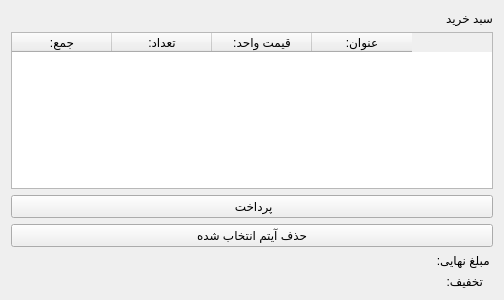
Qt form bookClub/src/ui/cartpage.ui (sarinab-eng/bookCLUB) before a commit.
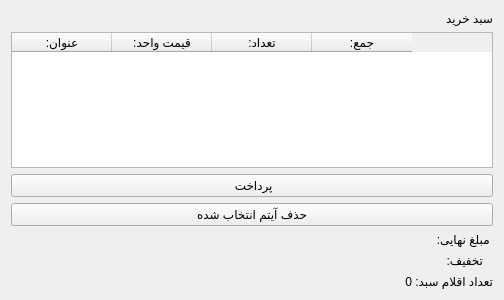
The same form after that commit.

```diff
--- a/bookClub/src/ui/cartpage.ui
+++ b/bookClub/src/ui/cartpage.ui
@@ -28,6 +28,13 @@
      </property>
     </widget>
    </item>
+   <item row="6" column="0">
+    <widget class="QLabel" name="itemCountLabel">
+     <property name="text">
+      <string>تعداد اقلام سبد: 0</string>
+     </property>
+    </widget>
+   </item>
    <item row="1" column="0">
     <widget class="QTableWidget" name="cartTable">
      <property name="editTriggers">
@@ -36,26 +43,26 @@
      <property name="selectionBehavior">
       <enum>QAbstractItemView::SelectRows</enum>
      </property>
-     <column>
-      <property name="text">
-       <string>:جمع</string>
-      </property>
-     </column>
-     <column>
-      <property name="text">
-       <string>:تعداد</string>
-      </property>
-     </column>
-     <column>
-      <property name="text">
-       <string>:قیمت واحد</string>
-      </property>
-     </column>
      <column>
       <property name="text">
        <string>:عنوان</string>
       </property>
      </column>
+     <column>
+      <property name="text">
+       <string>:قیمت واحد</string>
+      </property>
+     </column>
+     <column>
+      <property name="text">
+       <string>:تعداد</string>
+      </property>
+     </column>
+     <column>
+      <property name="text">
+       <string>:جمع</string>
+      </property>
+     </column>
     </widget>
    </item>
    <item row="4" column="0">
```
